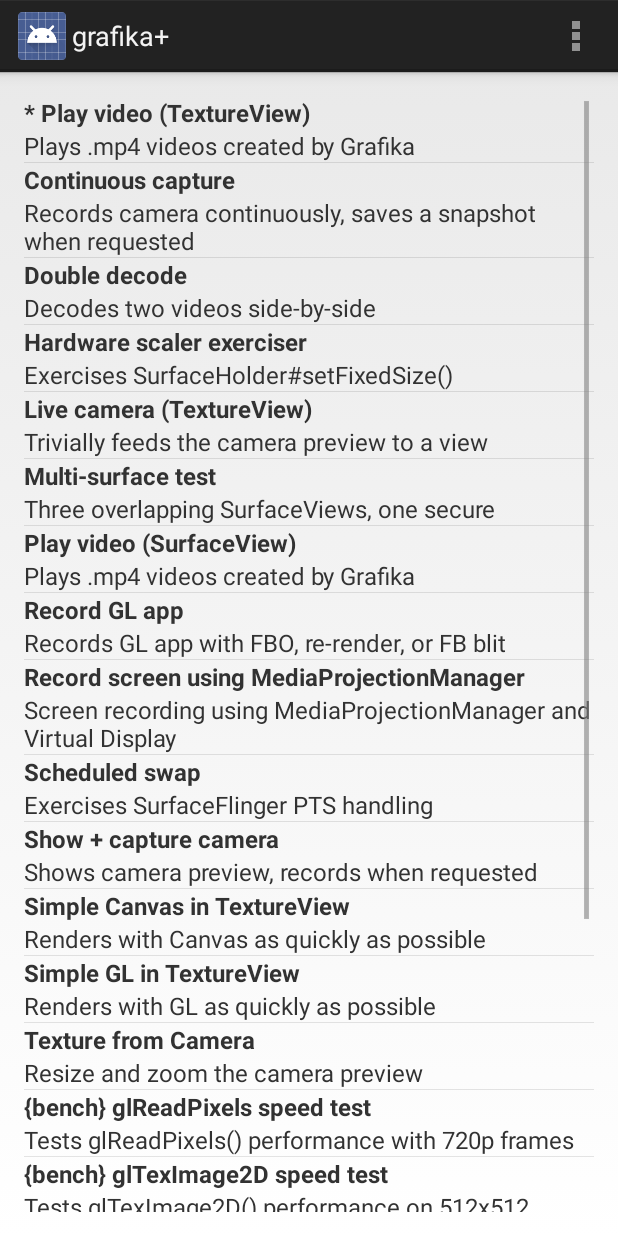
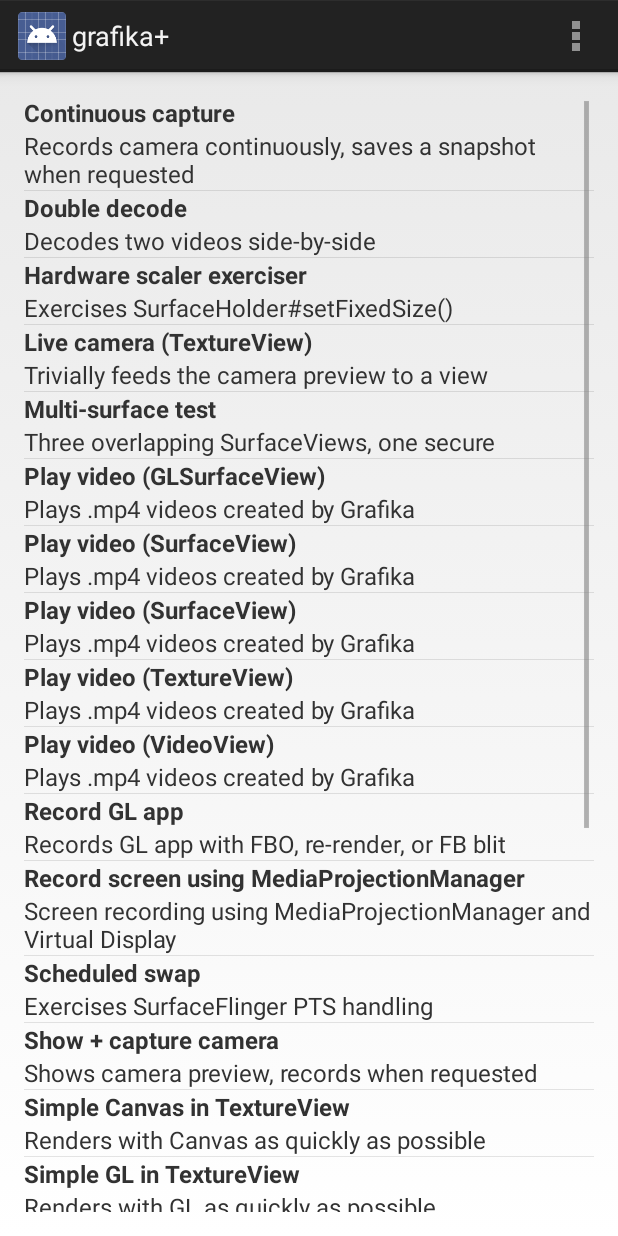
Before and after one commit to sunjinbo/grafika-plus, an Android app: the screen it shows after launch (MainActivity), on a phone screen of 412 x 824 dp. Run offline under Robolectric (Android 15) with nearby library versions, the phone set to English and light mode, and no system bars; 2 statements that could not run were skipped.

Commit message:
play video

```diff
--- a/app/src/main/java/com/android/grafika/MainActivity.java
+++ b/app/src/main/java/com/android/grafika/MainActivity.java
@@ -49,7 +49,17 @@ public class MainActivity extends ListActivity {
      * the activity class.
      */
     private static final String[][] TESTS = {
-        { "* Play video (TextureView)",
+        { "Play video (VideoView)",
+            "Plays .mp4 videos created by Grafika",
+            "VideoViewActivity" },
+        { "Play video (SurfaceView)",
+            "Plays .mp4 videos created by Grafika",
+            "VideoSurfaceViewActivity" },
+        { "Play video (GLSurfaceView)",
+            "Plays .mp4 videos created by Grafika",
+            "VideoGLSurfaceViewActivity" },
+
+        { "Play video (TextureView)",
             "Plays .mp4 videos created by Grafika",
             "PlayMovieActivity" },
         { "Continuous capture",
--- a/app/src/main/res/values/strings.xml
+++ b/app/src/main/res/values/strings.xml
@@ -129,6 +129,10 @@
         <item>3</item>
     </string-array>
 
+    <string name="title_activity_video_view">Play video (VideoView)</string>
+    <string name="title_activity_video_surfaceview">Play video (SurfaceView)</string>
+    <string name="title_activity_video_glsurfaceview">Play video (GLSurfaceView)</string>
+
     <string name="title_activity_camera_capture">Show + capture camera</string>
     <string name="title_activity_play_movie">Play video (TextureView)</string>
     <string name="title_activity_read_pixels">glReadPixels speed test</string>
--- a/build.gradle
+++ b/build.gradle
@@ -21,7 +21,7 @@ buildscript {
         jcenter()
     }
     dependencies {
-        classpath 'com.android.tools.build:gradle:3.3.0'
+        classpath 'com.android.tools.build:gradle:4.1.0'
     }
 }
 
```
Also changed, not shown: app/src/main/AndroidManifest.xml (+13 -0 lines), app/src/main/java/com/android/grafika/VideoGLSurfaceViewActivity.java (added, +13 -0 lines), app/src/main/java/com/android/grafika/VideoSurfaceViewActivity.java (added, +13 -0 lines), app/src/main/java/com/android/grafika/VideoViewActivity.java (added, +13 -0 lines), app/src/main/res/layout/activity_video_glsurfaceview.xml (added, +12 -0 lines), app/src/main/res/layout/activity_video_surfaceview.xml (added, +12 -0 lines), app/src/main/res/layout/activity_video_view.xml (added, +12 -0 lines), gradle/wrapper/gradle-wrapper.properties.
